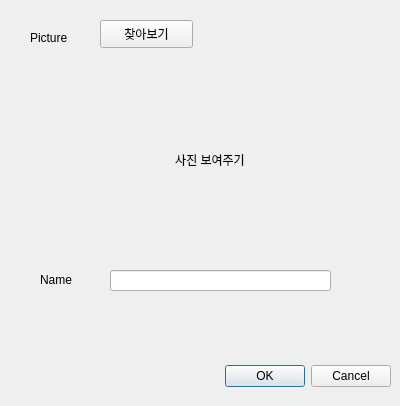
Before: the Qt Designer form BetaProject_001/MainProgram/HowToUrlDowload/HowToUrlDowload/Add_Target.ui in 2Bbear/Bit27_JoyRoom, drawn with Qt 5.
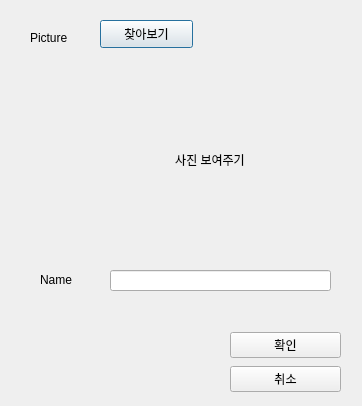
After: the same form once the commit is applied.

The edit to the form file:
```diff
--- a/BetaProject_001/MainProgram/HowToUrlDowload/HowToUrlDowload/Add_Target.ui
+++ b/BetaProject_001/MainProgram/HowToUrlDowload/HowToUrlDowload/Add_Target.ui
@@ -6,29 +6,13 @@
    <rect>
     <x>0</x>
     <y>0</y>
-    <width>400</width>
+    <width>362</width>
     <height>406</height>
    </rect>
   </property>
   <property name="windowTitle">
    <string>Dialog</string>
   </property>
-  <widget class="QDialogButtonBox" name="buttonBox">
-   <property name="geometry">
-    <rect>
-     <x>190</x>
-     <y>360</y>
-     <width>201</width>
-     <height>32</height>
-    </rect>
-   </property>
-   <property name="orientation">
-    <enum>Qt::Horizontal</enum>
-   </property>
-   <property name="standardButtons">
-    <set>QDialogButtonBox::Cancel|QDialogButtonBox::Ok</set>
-   </property>
-  </widget>
   <widget class="QLabel" name="label">
    <property name="geometry">
     <rect>
@@ -103,6 +87,32 @@
     <string>&lt;html&gt;&lt;head/&gt;&lt;body&gt;&lt;p align=&quot;center&quot;&gt;사진 보여주기&lt;/p&gt;&lt;/body&gt;&lt;/html&gt;</string>
    </property>
   </widget>
+  <widget class="QWidget" name="verticalLayoutWidget">
+   <property name="geometry">
+    <rect>
+     <x>230</x>
+     <y>330</y>
+     <width>111</width>
+     <height>65</height>
+    </rect>
+   </property>
+   <layout class="QVBoxLayout" name="verticalLayout">
+    <item>
+     <widget class="QPushButton" name="pictureokbtn">
+      <property name="text">
+       <string>확인</string>
+      </property>
+     </widget>
+    </item>
+    <item>
+     <widget class="QPushButton" name="picturncancelbtn">
+      <property name="text">
+       <string>취소</string>
+      </property>
+     </widget>
+    </item>
+   </layout>
+  </widget>
  </widget>
  <resources/>
  <connections>
```
Left out of the diff: 37 changed lines with no effect on the pictures.
